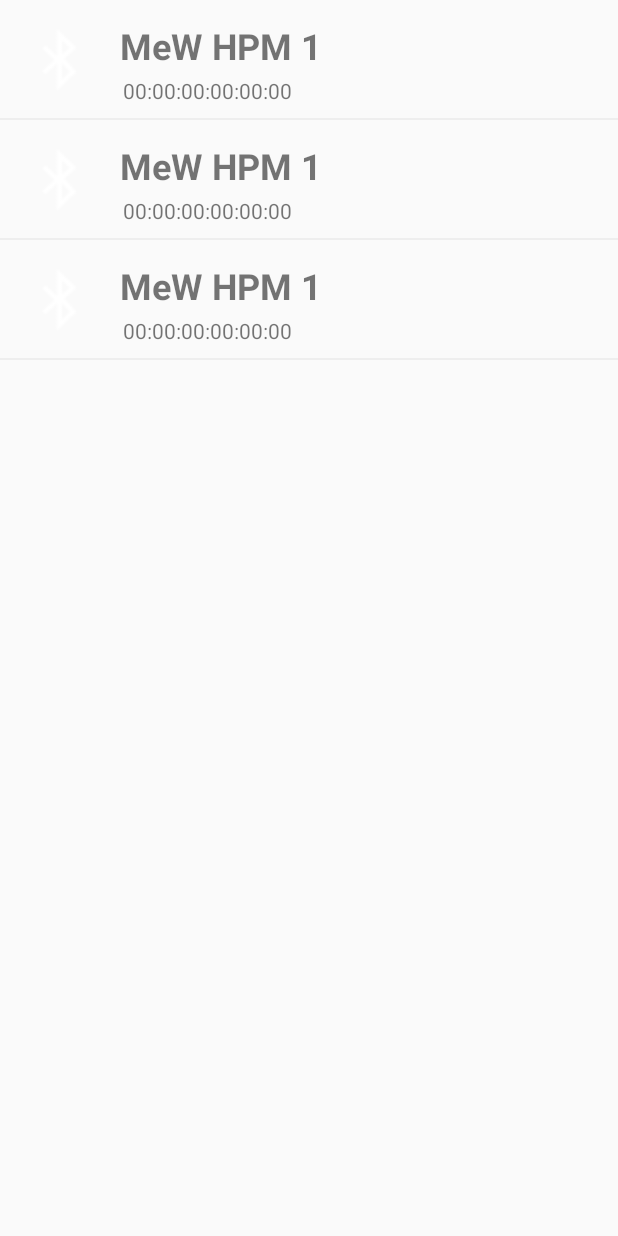
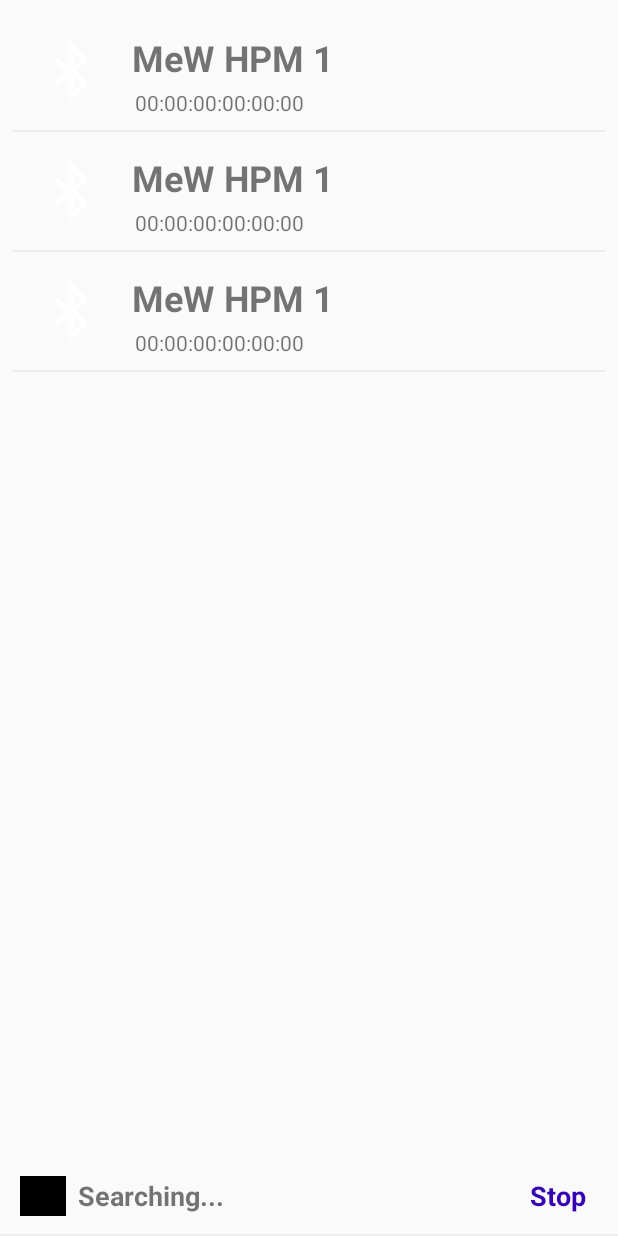
Before and after one commit to konachan700/mew-temporary, an Android app: the layout device_disovery_fragment_item_list.xml on its own in the app's theme, with its tools: preview values and no code run, on a phone screen of 412 x 824 dp. Run offline under Robolectric (Android 15) with nearby library versions, the phone set to English and light mode, and no system bars.

Commit message:
add new features

```diff
--- a/MeWSync/app/src/main/AndroidManifest.xml
+++ b/MeWSync/app/src/main/AndroidManifest.xml
@@ -6,8 +6,8 @@
 
     <uses-permission android:name="android.permission.BLUETOOTH" />
     <uses-permission android:name="android.permission.BLUETOOTH_ADMIN" />
-    <!--uses-permission android:name="android.permission.BLUETOOTH_PRIVILEGED" /-->
     <uses-permission android:name="android.permission.ACCESS_COARSE_LOCATION" />
+    <uses-permission android:name="android.permission.ACCESS_FINE_LOCATION" />
 
     <application
             android:allowBackup="true"
--- a/MeWSync/app/src/main/java/com/mewhpm/mewsync/services/BleDiscoveryEvents.kt
+++ b/MeWSync/app/src/main/java/com/mewhpm/mewsync/services/BleDiscoveryEvents.kt
@@ -2,4 +2,5 @@ package com.mewhpm.mewsync.services
 
 interface BleDiscoveryEvents {
     fun onDeviceFound()
+    fun onSearching()
 }
--- a/MeWSync/app/src/main/res/layout/device_disovery_fragment_item_list.xml
+++ b/MeWSync/app/src/main/res/layout/device_disovery_fragment_item_list.xml
@@ -1,4 +1,11 @@
 <?xml version="1.0" encoding="utf-8"?>
+<LinearLayout xmlns:android="http://schemas.android.com/apk/res/android"
+              xmlns:app="http://schemas.android.com/apk/res-auto" xmlns:tools="http://schemas.android.com/tools"
+              android:layout_width="match_parent"
+              android:layout_height="match_parent"
+              android:orientation="vertical" android:gravity="center" android:padding="8dp"
+              android:background="@drawable/list_item_bg">
+
     <androidx.recyclerview.widget.RecyclerView
             xmlns:android="http://schemas.android.com/apk/res/android"
             xmlns:tools="http://schemas.android.com/tools"
@@ -13,3 +20,27 @@
             app:layoutManager="LinearLayoutManager"
             tools:context=".fragments.DeviceDiscoveryFragment"
             tools:listitem="@layout/device_disovery_fragment_item"/>
+    <LinearLayout
+            android:orientation="horizontal"
+            android:layout_width="match_parent"
+            android:layout_height="wrap_content" android:layout_weight="1" android:gravity="center"
+            android:padding="8px" android:id="@+id/searchBar">
+        <ImageView
+                android:src="@android:color/black"
+                android:layout_width="64dp"
+                android:layout_height="64dp" android:id="@+id/waitIcon1" android:layout_weight="2"/>
+        <TextView
+                android:text="Searching..."
+                android:layout_width="match_parent"
+                android:layout_height="wrap_content" android:id="@+id/textView3" android:layout_weight="5"
+                android:textStyle="bold" android:textSize="18sp" android:paddingLeft="8dp"/>
+        <TextView
+                android:text="Stop"
+                android:layout_width="wrap_content"
+                android:layout_height="wrap_content" android:id="@+id/backLink" android:layout_weight="0"
+                android:paddingLeft="8dp" android:paddingRight="8dp"
+                android:textColor="@color/design_default_color_primary_dark" android:textSize="18sp"
+                android:textStyle="bold"/>
+    </LinearLayout>
+
+</LinearLayout>
--- a/MeWSync/app/src/main/res/values/colors.xml
+++ b/MeWSync/app/src/main/res/values/colors.xml
@@ -5,4 +5,5 @@
     <color name="colorAccent">#D81B60</color>
 
     <color name="colorBrand">#77dd55</color>
+    <color name="colorBrandDark1">#338822</color>
 </resources>
```
Also changed, not shown: MeWSync/app/src/main/java/com/mewhpm/mewsync/MainActivity.kt (+38 -11 lines), MeWSync/app/src/main/java/com/mewhpm/mewsync/adapters/PairRecyclerViewAdapter.kt (+5 -5 lines), MeWSync/app/src/main/java/com/mewhpm/mewsync/fragments/DeviceDiscoveryFragment.kt (+43 -13 lines), MeWSync/app/src/main/java/com/mewhpm/mewsync/fragments/KnownDevicesFragment.kt (+14 -8 lines), MeWSync/app/src/main/java/com/mewhpm/mewsync/services/BleDeviceSearchImpl.kt (+52 -47 lines). Lines whose indentation alone changed are shown as unchanged.
